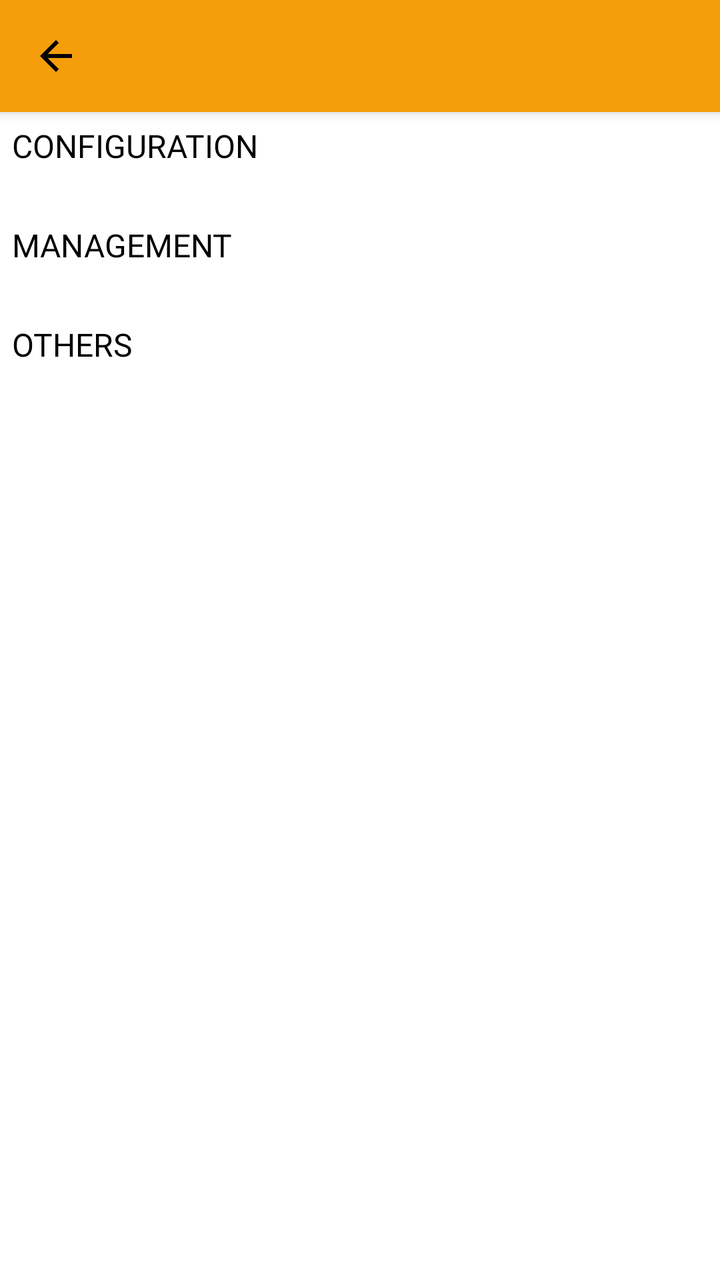
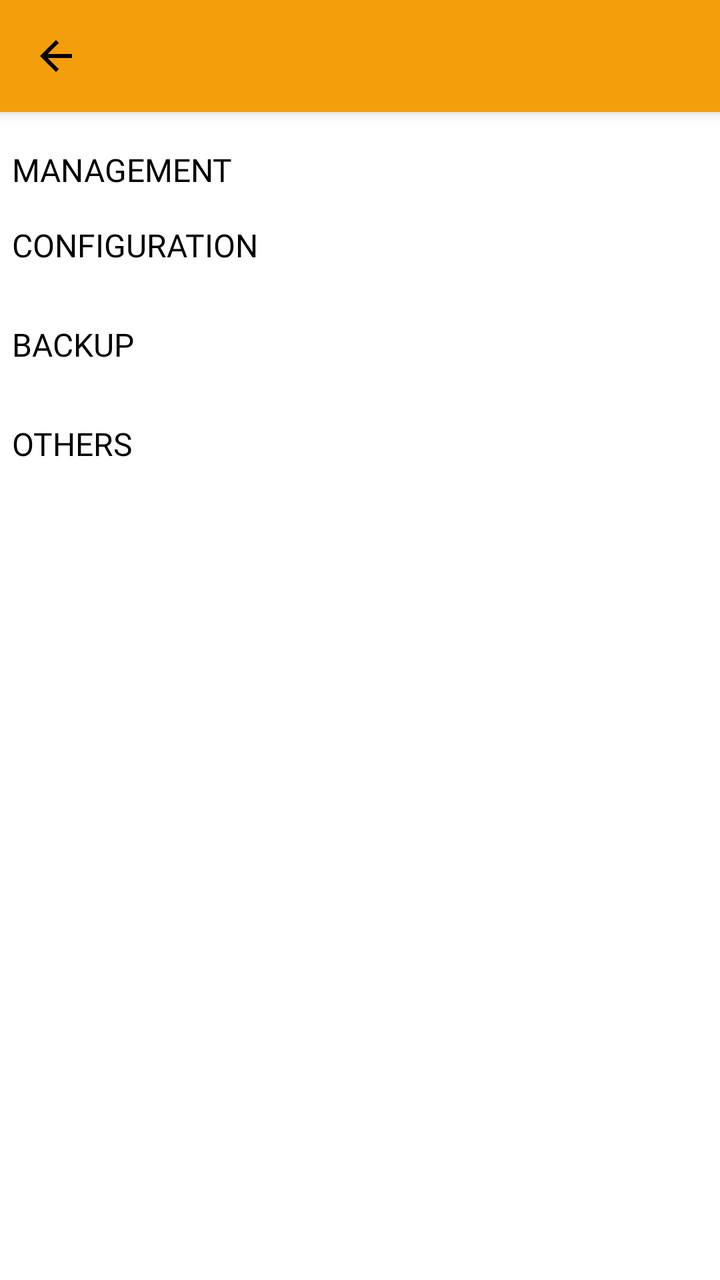

An Android layout rendered at two revisions. The XML below is the earlier revision; the diff shows what the commit changed to produce the second picture.
<!-- AndroidManifest.xml: application theme Theme.MoneyTracker -->
<!-- res/layout/activity_settings.xml -->
<?xml version="1.0" encoding="utf-8"?>
<androidx.constraintlayout.widget.ConstraintLayout xmlns:android="http://schemas.android.com/apk/res/android"
    xmlns:app="http://schemas.android.com/apk/res-auto"
    android:layout_width="match_parent"
    android:background="@color/white"
    android:layout_height="match_parent">

    <androidx.constraintlayout.widget.ConstraintLayout
        android:id="@+id/toolbarWrapper"
        android:layout_width="0dp"
        android:layout_height="wrap_content"
        android:background="@color/vibrant_orange"
        android:elevation="4dp"
        app:layout_constraintEnd_toEndOf="parent"
        app:layout_constraintStart_toStartOf="parent"
        app:layout_constraintTop_toTopOf="parent">

        <include layout="@layout/toolbar_back" />
    </androidx.constraintlayout.widget.ConstraintLayout>

    <RelativeLayout
        android:id="@+id/rlConfigurations"
        android:layout_width="match_parent"
        android:layout_height="wrap_content"
        android:layout_margin="@dimen/padding_6"
        app:layout_constraintEnd_toEndOf="parent"
        app:layout_constraintStart_toStartOf="parent"
        app:layout_constraintTop_toBottomOf="@+id/toolbarWrapper">

        <androidx.appcompat.widget.AppCompatTextView
            android:id="@+id/tvConfiguration"
            android:layout_width="wrap_content"
            android:layout_height="wrap_content"
            android:text="@string/configuration"
            android:textAllCaps="true"
            android:textColor="@color/black"
            android:textSize="@dimen/text_16"
            app:fontFamily="@font/exo2_bold" />

        <androidx.recyclerview.widget.RecyclerView
            android:id="@+id/rvConfigurations"
            android:layout_width="match_parent"
            android:layout_height="wrap_content"
            android:layout_below="@+id/tvConfiguration"
            android:layout_marginTop="@dimen/margin_10"
            android:background="@color/white"
            app:layoutManager="androidx.recyclerview.widget.LinearLayoutManager" />

    </RelativeLayout>

    <RelativeLayout
        android:id="@+id/rlManagement"
        android:layout_width="match_parent"
        android:layout_height="wrap_content"
        android:layout_margin="@dimen/padding_6"
        app:layout_constraintEnd_toEndOf="parent"
        app:layout_constraintStart_toStartOf="parent"
        app:layout_constraintTop_toBottomOf="@+id/rlConfigurations">

        <androidx.appcompat.widget.AppCompatTextView
            android:id="@+id/tvManagement"
            android:layout_width="wrap_content"
            android:layout_height="wrap_content"
            android:text="@string/management"
            android:textAllCaps="true"
            android:textColor="@color/black"
            android:layout_marginTop="@dimen/margin_12"
            android:textSize="@dimen/text_16"
            app:fontFamily="@font/exo2_bold" />

        <androidx.recyclerview.widget.RecyclerView
            android:id="@+id/rvManagement"
            android:layout_width="match_parent"
            android:layout_height="wrap_content"
            android:layout_below="@+id/tvManagement"
            android:layout_marginTop="@dimen/margin_10"
            android:background="@color/white"
            app:layoutManager="androidx.recyclerview.widget.LinearLayoutManager" />

    </RelativeLayout>

    <RelativeLayout
        android:id="@+id/rlOthers"
        android:layout_width="match_parent"
        android:layout_height="wrap_content"
        android:layout_margin="@dimen/padding_6"
        app:layout_constraintEnd_toEndOf="parent"
        app:layout_constraintStart_toStartOf="parent"
        app:layout_constraintTop_toBottomOf="@+id/rlManagement">

        <androidx.appcompat.widget.AppCompatTextView
            android:id="@+id/tvOthers"
            android:layout_width="wrap_content"
            android:layout_height="wrap_content"
            android:text="@string/others"
            android:textAllCaps="true"
            android:textColor="@color/black"
            android:layout_marginTop="@dimen/margin_12"
            android:textSize="@dimen/text_16"
            app:fontFamily="@font/exo2_bold" />

        <androidx.recyclerview.widget.RecyclerView
            android:id="@+id/rvOthers"
            android:layout_width="match_parent"
            android:layout_height="wrap_content"
            android:layout_below="@+id/tvOthers"
            android:layout_marginTop="@dimen/margin_10"
            android:background="@color/white"
            app:layoutManager="androidx.recyclerview.widget.LinearLayoutManager" />

    </RelativeLayout>
</androidx.constraintlayout.widget.ConstraintLayout>
<!-- res/layout/toolbar_back.xml (included above) -->
<?xml version="1.0" encoding="utf-8"?>
<androidx.appcompat.widget.Toolbar xmlns:android="http://schemas.android.com/apk/res/android"
    xmlns:app="http://schemas.android.com/apk/res-auto"
    android:id="@+id/toolbarBack"
    android:layout_width="match_parent"
    android:layout_height="wrap_content"
    android:background="@color/vibrant_orange"
    android:elevation="@dimen/corner_elevation_8"
    app:contentInsetEnd="0dp"
    app:contentInsetLeft="0dp"
    app:contentInsetRight="0dp"
    app:contentInsetStart="0dp"
    app:popupTheme="@style/ThemeOverlay.AppCompat.Light">

    <androidx.constraintlayout.widget.ConstraintLayout
        android:layout_width="match_parent"
        android:layout_height="match_parent">

        
        <androidx.appcompat.widget.AppCompatImageView
            android:id="@+id/icBack"
            android:layout_width="wrap_content"
            android:layout_height="wrap_content"
            android:padding="@dimen/padding_16"
            android:src="@drawable/ic_back"
            app:layout_constraintBottom_toBottomOf="parent"
            app:layout_constraintStart_toStartOf="parent"
            app:layout_constraintTop_toTopOf="parent" />

        
        <androidx.appcompat.widget.AppCompatTextView
            android:id="@+id/tvTitle"
            android:layout_width="wrap_content"
            android:layout_height="wrap_content"
            android:fontFamily="@font/exo2_semibold"
            android:textColor="@color/black"
            android:textSize="@dimen/text_16"
            app:layout_constraintBottom_toBottomOf="parent"
            app:layout_constraintStart_toEndOf="@id/icBack"
            app:layout_constraintTop_toTopOf="parent" />

        
        <androidx.appcompat.widget.AppCompatTextView
            android:id="@+id/tvSave"
            android:visibility="gone"
            android:layout_width="wrap_content"
            android:layout_height="wrap_content"
            android:layout_marginEnd="@dimen/margin_20"
            android:textAllCaps="true"
            android:text="@string/save"
            android:fontFamily="@font/exo2_semibold"
            android:textColor="@color/black"
            android:textSize="@dimen/text_16"
            app:layout_constraintEnd_toEndOf="parent"
            app:layout_constraintBottom_toBottomOf="parent"
            app:layout_constraintTop_toTopOf="parent" />
    </androidx.constraintlayout.widget.ConstraintLayout>
</androidx.appcompat.widget.Toolbar>
<!-- resources referenced by this layout -->
<resources>
  <color name="black">#FF000000</color>
  <color name="vibrant_orange">#FFF59E0B</color>
  <color name="white">#FFFFFFFF</color>
  <dimen name="corner_elevation_8">8dp</dimen>
  <dimen name="margin_10">10dp</dimen>
  <dimen name="margin_12">12dp</dimen>
  <dimen name="margin_20">20dp</dimen>
  <dimen name="padding_16">16dp</dimen>
  <dimen name="padding_6">6dp</dimen>
  <dimen name="text_16">16sp</dimen>
  <!-- drawable ic_back (drawable) -->
  <?xml version="1.0" encoding="utf-8"?>
  <vector xmlns:android="http://schemas.android.com/apk/res/android"
      android:width="24dp"
      android:height="24dp"
      android:autoMirrored="true"
      android:tint="#000000"
      android:viewportWidth="24"
      android:viewportHeight="24">
  
      <path
          android:fillColor="@android:color/white"
          android:pathData="M20,11H7.83l5.59,-5.59L12,4l-8,8 8,8 1.41,-1.41L7.83,13H20v-2z" />
  
  </vector>
  <string name="configuration">Configuration</string>
  <string name="management">Management</string>
  <string name="others">Others</string>
  <string name="save">Save</string>
  <style name="Theme.MoneyTracker" parent="Theme.MaterialComponents.DayNight.DarkActionBar">
          
          <item name="colorPrimary">@color/azure_blue</item>
          <item name="colorPrimaryVariant">@color/emerald_green</item>
          <item name="colorOnPrimary">@color/white</item>
  
          
          <item name="colorSecondary">@color/teal</item>
          <item name="colorSecondaryVariant">@color/dark_teal</item>
          <item name="colorOnSecondary">@color/white</item>
  
          
          <item name="android:statusBarColor">@color/vibrant_orange</item>
          <item name="android:windowLightStatusBar">true</item> 
          <item name="android:windowDrawsSystemBarBackgrounds">true</item>
  
          <item name="android:navigationBarColor">@color/vibrant_orange</item>
          <item name="android:windowFullscreen">false</item>
      </style>
  <color name="azure_blue">#FF2563EB</color>
  <color name="emerald_green">#FF10B981</color>
  <color name="teal">#FF03DAC5</color>
  <color name="dark_teal">#FF018786</color>
</resources>

<!-- the commit's change to res/layout/activity_settings.xml (unified diff, before → after) -->
@@ -19,13 +19,44 @@
     </androidx.constraintlayout.widget.ConstraintLayout>
 
     <RelativeLayout
+        android:id="@+id/rlManagement"
+        android:layout_width="match_parent"
+        android:layout_height="wrap_content"
+        android:layout_margin="@dimen/padding_6"
+        app:layout_constraintEnd_toEndOf="parent"
+        app:layout_constraintStart_toStartOf="parent"
+        app:layout_constraintTop_toBottomOf="@+id/toolbarWrapper">
+
+        <androidx.appcompat.widget.AppCompatTextView
+            android:id="@+id/tvManagement"
+            android:layout_width="wrap_content"
+            android:layout_height="wrap_content"
+            android:text="@string/management"
+            android:textAllCaps="true"
+            android:textColor="@color/black"
+            android:layout_marginTop="@dimen/margin_12"
+            android:textSize="@dimen/text_16"
+            app:fontFamily="@font/exo2_bold" />
+
+        <androidx.recyclerview.widget.RecyclerView
+            android:id="@+id/rvManagement"
+            android:layout_width="match_parent"
+            android:layout_height="wrap_content"
+            android:layout_below="@+id/tvManagement"
+            android:layout_marginTop="@dimen/margin_10"
+            android:background="@color/white"
+            app:layoutManager="androidx.recyclerview.widget.LinearLayoutManager" />
+
+    </RelativeLayout>
+
+    <RelativeLayout
         android:id="@+id/rlConfigurations"
         android:layout_width="match_parent"
         android:layout_height="wrap_content"
         android:layout_margin="@dimen/padding_6"
         app:layout_constraintEnd_toEndOf="parent"
         app:layout_constraintStart_toStartOf="parent"
-        app:layout_constraintTop_toBottomOf="@+id/toolbarWrapper">
+        app:layout_constraintTop_toBottomOf="@+id/rlManagement">
 
         <androidx.appcompat.widget.AppCompatTextView
             android:id="@+id/tvConfiguration"
@@ -49,7 +80,7 @@
     </RelativeLayout>
 
     <RelativeLayout
-        android:id="@+id/rlManagement"
+        android:id="@+id/rlBackup"
         android:layout_width="match_parent"
         android:layout_height="wrap_content"
         android:layout_margin="@dimen/padding_6"
@@ -58,10 +89,10 @@
         app:layout_constraintTop_toBottomOf="@+id/rlConfigurations">
 
         <androidx.appcompat.widget.AppCompatTextView
-            android:id="@+id/tvManagement"
-            android:layout_width="wrap_content"
-            android:layout_height="wrap_content"
-            android:text="@string/management"
+            android:id="@+id/tvBackup"
+            android:layout_width="wrap_content"
+            android:layout_height="wrap_content"
+            android:text="@string/backup"
             android:textAllCaps="true"
             android:textColor="@color/black"
             android:layout_marginTop="@dimen/margin_12"
@@ -69,10 +100,10 @@
             app:fontFamily="@font/exo2_bold" />
 
         <androidx.recyclerview.widget.RecyclerView
-            android:id="@+id/rvManagement"
-            android:layout_width="match_parent"
-            android:layout_height="wrap_content"
-            android:layout_below="@+id/tvManagement"
+            android:id="@+id/rvBackup"
+            android:layout_width="match_parent"
+            android:layout_height="wrap_content"
+            android:layout_below="@+id/tvBackup"
             android:layout_marginTop="@dimen/margin_10"
             android:background="@color/white"
             app:layoutManager="androidx.recyclerview.widget.LinearLayoutManager" />
@@ -86,7 +117,7 @@
         android:layout_margin="@dimen/padding_6"
         app:layout_constraintEnd_toEndOf="parent"
         app:layout_constraintStart_toStartOf="parent"
-        app:layout_constraintTop_toBottomOf="@+id/rlManagement">
+        app:layout_constraintTop_toBottomOf="@+id/rlBackup">
 
         <androidx.appcompat.widget.AppCompatTextView
             android:id="@+id/tvOthers"
<!-- resource entries referenced after the edit -->
@@ -25,6 +25,7 @@
           android:pathData="M20,11H7.83l5.59,-5.59L12,4l-8,8 8,8 1.41,-1.41L7.83,13H20v-2z" />
   
   </vector>
+  <string name="backup">Backup</string>
   <string name="configuration">Configuration</string>
   <string name="management">Management</string>
   <string name="others">Others</string>
